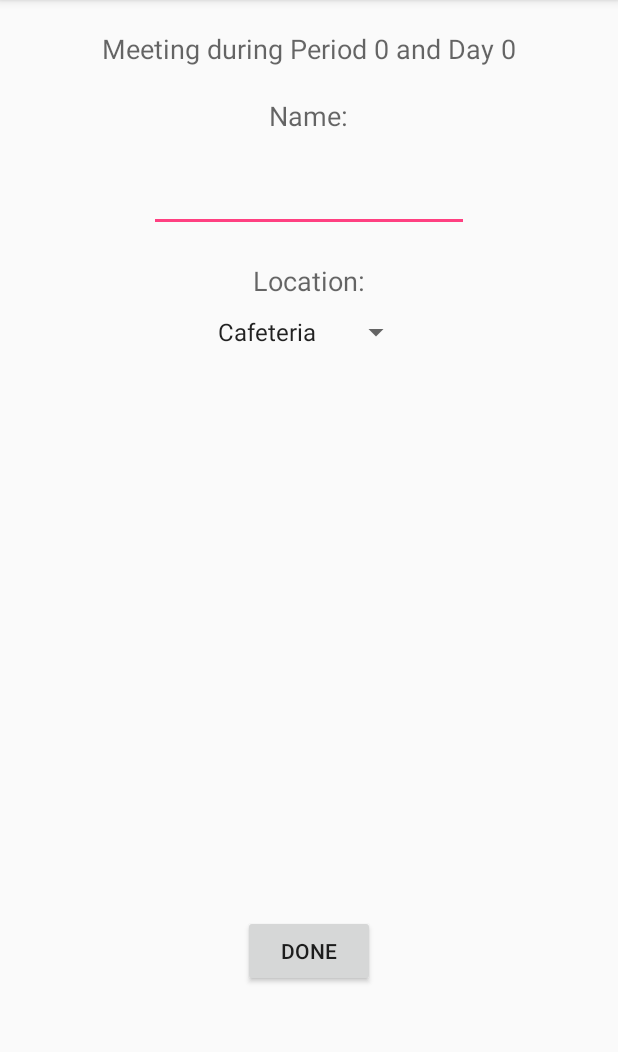
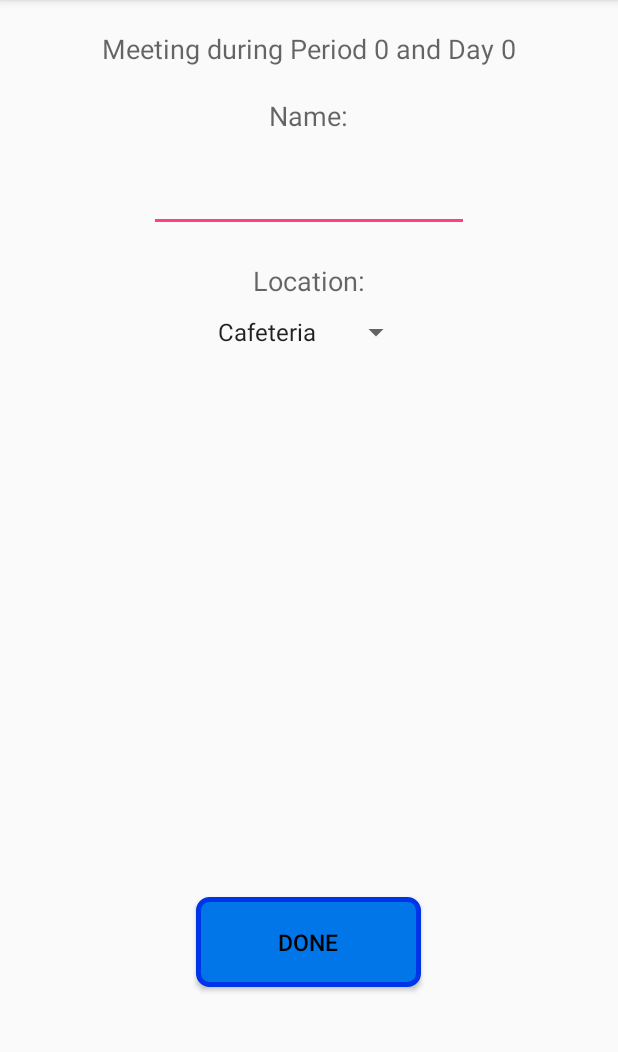
Before and after one commit to truell20/MyHM, an Android app: the fragment MeetingFragment shown on its own in the app's theme, on a phone screen of 412 x 824 dp, the part 84-1136 px from its top. Run offline under Robolectric (Android 15) with nearby library versions, the phone set to English and light mode, and no system bars.

Commit message:
THE BUTTONZ....THEYRE EVERYWHERE
AAAAAAHHHHHH

```diff
--- a/Android/App/app/src/main/res/layout/fragment_meeting.xml
+++ b/Android/App/app/src/main/res/layout/fragment_meeting.xml
@@ -63,7 +63,14 @@
         android:id="@+id/doneButton"
         android:layout_alignParentBottom="true"
         android:layout_centerHorizontal="true"
-        android:layout_marginBottom="110dp" />
+        android:layout_marginBottom="110dp"
+
+        android:background="@drawable/buttonshape"
+
+        android:textColor="#000000"
+        android:textSize="15sp"
+
+        />
 
 
 </RelativeLayout>
```
Also changed, not shown: Android/App/app/src/main/res/layout/fragment_home.xml (+8 -1 lines).
